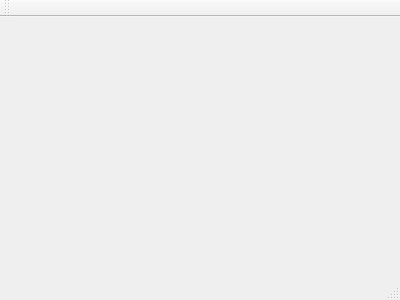
Old version of the form mainwindow.ui in the repository 0wn3r/matstat.
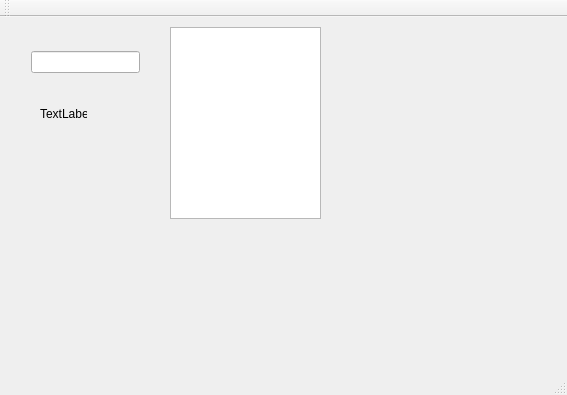
New version of the form.

Diff of the .ui file:
```diff
--- a/mainwindow.ui
+++ b/mainwindow.ui
@@ -1,24 +1,78 @@
 <ui version="4.0">
  <class>MainWindow</class>
- <widget class="QMainWindow" name="MainWindow" >
-  <property name="geometry" >
+ <widget class="QMainWindow" name="MainWindow">
+  <property name="geometry">
    <rect>
     <x>0</x>
     <y>0</y>
-    <width>400</width>
-    <height>300</height>
+    <width>567</width>
+    <height>395</height>
    </rect>
   </property>
   <property name="windowTitle" >
    <string>MainWindow</string>
   </property>
-  <widget class="QMenuBar" name="menuBar" />
-  <widget class="QToolBar" name="mainToolBar" />
-  <widget class="QWidget" name="centralWidget" />
-  <widget class="QStatusBar" name="statusBar" />
+  <widget class="QWidget" name="centralWidget">
+   <widget class="QWidget" name="verticalLayoutWidget">
+    <property name="geometry">
+     <rect>
+      <x>20</x>
+      <y>20</y>
+      <width>131</width>
+      <height>51</height>
+     </rect>
+    </property>
+    <layout class="QVBoxLayout" name="verticalLayout">
+     <item>
+      <widget class="QLineEdit" name="lineEdit"/>
+     </item>
+    </layout>
+   </widget>
+   <widget class="QListWidget" name="listWidget">
+    <property name="geometry">
+     <rect>
+      <x>170</x>
+      <y>10</y>
+      <width>151</width>
+      <height>192</height>
+     </rect>
+    </property>
+   </widget>
+   <widget class="QLabel" name="label">
+    <property name="geometry">
+     <rect>
+      <x>40</x>
+      <y>90</y>
+      <width>47</width>
+      <height>13</height>
+     </rect>
+    </property>
+    <property name="text">
+     <string>TextLabel</string>
+    </property>
+   </widget>
+  </widget>
+  <widget class="QMenuBar" name="menuBar">
+   <property name="geometry">
+    <rect>
+     <x>0</x>
+     <y>0</y>
+     <width>567</width>
+     <height>21</height>
+    </rect>
+   </property>
+  </widget>
+  <widget class="QToolBar" name="mainToolBar">
+   <attribute name="toolBarArea">
+    <enum>TopToolBarArea</enum>
+   </attribute>
+   <attribute name="toolBarBreak">
+    <bool>false</bool>
+   </attribute>
+  </widget>
+  <widget class="QStatusBar" name="statusBar"/>
  </widget>
- <layoutDefault spacing="6" margin="11" />
- <pixmapfunction></pixmapfunction>
+ <layoutdefault spacing="6" margin="11"/>
  <resources/>
  <connections/>
 </ui>
```
Left out of the diff: 3 changed lines with no effect on the pictures.
